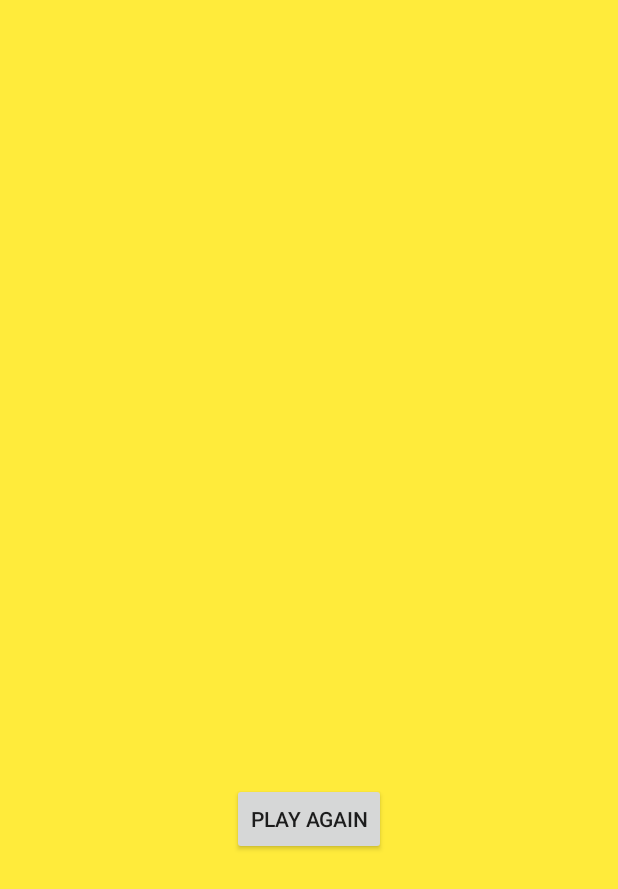
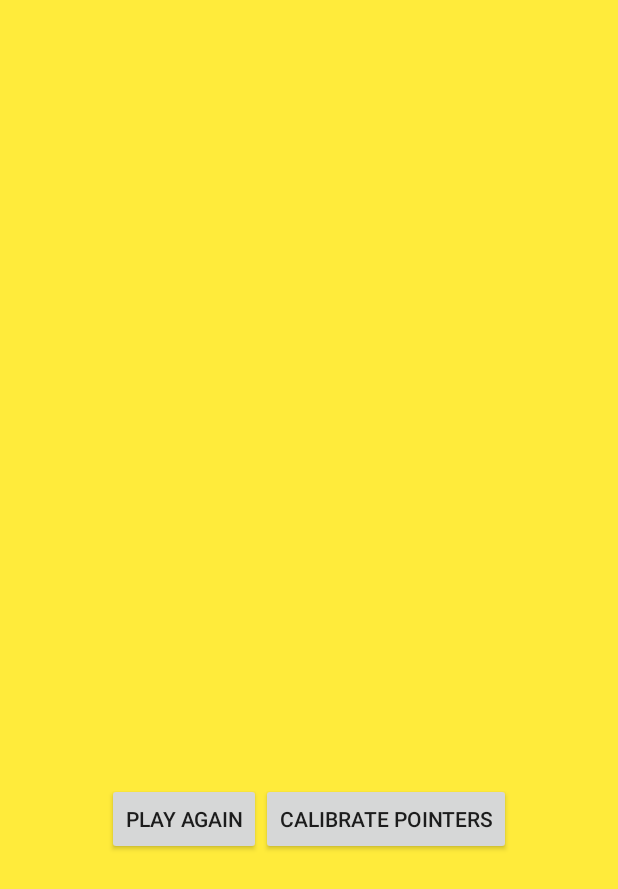
Before and after one commit to prakashbalab24/finger-dance, an Android app: the ScoreBoard screen opened directly, with no data from a screen before it, on a phone screen of 412 x 824 dp. Shown: the top 889 px of the screen. Run offline under Robolectric (Android 15) with nearby library versions, the phone set to English and light mode, and no system bars.

Commit message:
calibration button added

```diff
--- a/app/src/main/java/com/finger/dance/activities/ScoreBoard.java
+++ b/app/src/main/java/com/finger/dance/activities/ScoreBoard.java
@@ -7,11 +7,12 @@ import android.view.View;
 import android.widget.Button;
 import android.widget.TextView;
 
+import com.finger.dance.MainActivity;
 import com.finger.dance.R;
 import com.finger.dance.SplashScreen;
 
 public class ScoreBoard extends AppCompatActivity {
-    private Button playAgain;
+    private Button playAgain,calibrate;
     private TextView winner;
 
     @Override
@@ -19,6 +20,7 @@ public class ScoreBoard extends AppCompatActivity {
         super.onCreate(savedInstanceState);
         setContentView(R.layout.activity_score_board);
         playAgain = (Button) findViewById(R.id.playagainBut);
+        calibrate = (Button) findViewById(R.id.calibrateBut);
         winner = (TextView) findViewById(R.id.winnerTv);
         Intent intent = getIntent();
         String winnerString = intent.getStringExtra("winner");
@@ -34,5 +36,17 @@ public class ScoreBoard extends AppCompatActivity {
                 finish();
             }
         });
+
+        calibrate.setOnClickListener(new View.OnClickListener() {
+            @Override
+            public void onClick(View view) {
+                Intent intent1 = new Intent(ScoreBoard.this,MainActivity.class);
+                startActivity(intent1);
+                finish();
+
+            }
+        });
+
+
     }
 }
--- a/app/src/main/res/layout/activity_score_board.xml
+++ b/app/src/main/res/layout/activity_score_board.xml
@@ -16,13 +16,29 @@
         android:layout_centerVertical="true"
         android:layout_centerHorizontal="true"
         android:id="@+id/winnerTv" />
+    <LinearLayout
+        android:layout_width="match_parent"
+        android:layout_height="wrap_content"
+        android:orientation="horizontal"
+        android:gravity="center_horizontal"
+       android:layout_centerInParent="true"
+        android:layout_below="@+id/winnerTv"
+        android:layout_centerHorizontal="true">
 
     <Button
         android:text="Play Again"
         android:layout_width="wrap_content"
         android:layout_height="wrap_content"
-        android:layout_below="@+id/winnerTv"
-        android:layout_centerHorizontal="true"
         android:layout_marginTop="94dp"
-        android:id="@+id/playagainBut" />
+        android:id="@+id/playagainBut"
+        android:padding="12dp"/>
+
+        <Button
+            android:text="Calibrate Pointers"
+            android:layout_width="wrap_content"
+            android:layout_height="wrap_content"
+            android:layout_marginTop="94dp"
+            android:id="@+id/calibrateBut"
+            android:padding="12dp"/>
+    </LinearLayout>
 </RelativeLayout>
--- a/app/src/main/res/values/strings.xml
+++ b/app/src/main/res/values/strings.xml
@@ -7,4 +7,6 @@
     <string name="player2">Player 2</string>
     <string name="multiplayer">Dare to poke tiles?</string>
     <string name="pleasewait">Please wait ...</string>
+    <string name="blackwinner">Black Wins!!</string>
+    <string name="whitewinner">White wins!!!</string>
 </resources>
```
Also changed, not shown: app/src/main/java/com/finger/dance/adapters/TileAdapter.java (+22 -15 lines).
